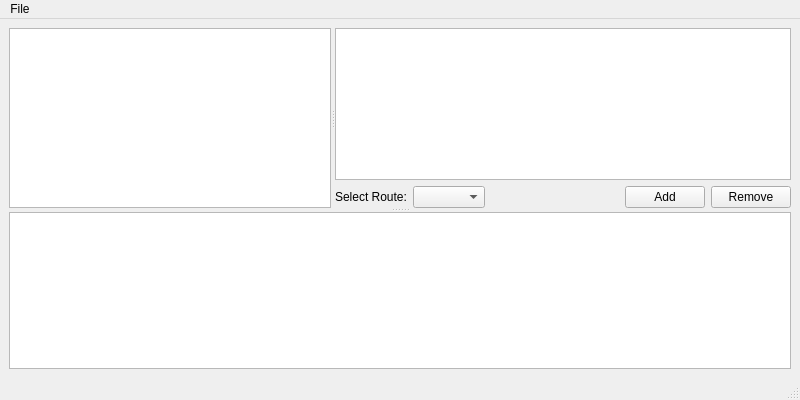
lieroz/University, file Sem_06/PPO/Lab_03/application/include/ui/MainWindow.ui: the form before one commit.
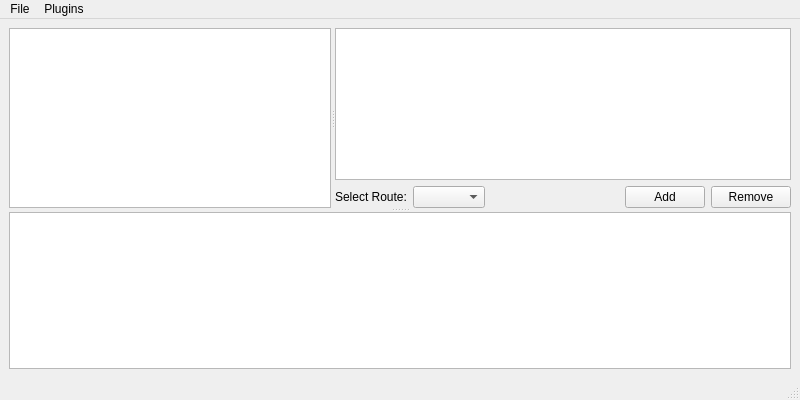
The form after the commit. Custom widgets are drawn as their Qt base class.

Commit message: Changed coordinate class and added turns plugin

Patch:
```diff
--- a/Sem_06/PPO/Lab_03/application/include/ui/MainWindow.ui
+++ b/Sem_06/PPO/Lab_03/application/include/ui/MainWindow.ui
@@ -105,7 +105,13 @@
     <addaction name="actionNew"/>
     <addaction name="actionDelete"/>
    </widget>
+   <widget class="QMenu" name="menuPlugins">
+    <property name="title">
+     <string>Plugins</string>
+    </property>
+   </widget>
    <addaction name="menuFile"/>
+   <addaction name="menuPlugins"/>
   </widget>
   <widget class="QStatusBar" name="statusbar"/>
   <action name="actionOpen">
```
The commit also changes 12 other files.
